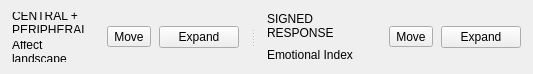
The window that designer/AffectWorkspace.ui (mbilucaglia/PhysioViewerRT) describes before a commit, drawn with Qt 5.
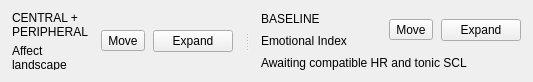
The same window after the commit. Icons and pictures are not drawn.

Commit message: Show actual ASR runtime state and baseline-standardize displayed EI

The edit to the form file:
```diff
--- a/designer/AffectWorkspace.ui
+++ b/designer/AffectWorkspace.ui
@@ -112,7 +112,7 @@
         <item>
          <widget class="QLabel" name="eiEyebrow">
           <property name="text">
-           <string>SIGNED RESPONSE</string>
+           <string>BASELINE RESPONSE</string>
           </property>
           <property name="wordWrap">
            <bool>true</bool>
@@ -187,6 +187,19 @@
     <property name="bottomMargin">
      <number>12</number>
     </property>
+    <item>
+     <widget class="QLabel" name="eiDiagnostics">
+      <property name="text">
+       <string>Awaiting compatible HR and tonic SCL</string>
+      </property>
+      <property name="toolTip">
+       <string>Unsmoothed inputs to the angular EI formula. Positive SCLz much larger than HRz can give raw EI near ±1. Displayed EI = (raw EI − BSL EI mean) / BSL EI standard deviation.</string>
+      </property>
+      <property name="wordWrap">
+       <bool>true</bool>
+      </property>
+     </widget>
+    </item>
    </layout>
   </widget>
  </widget>
```
Left out of the diff: 2 changed lines with no effect on the pictures. The commit also changes 17 other files.
